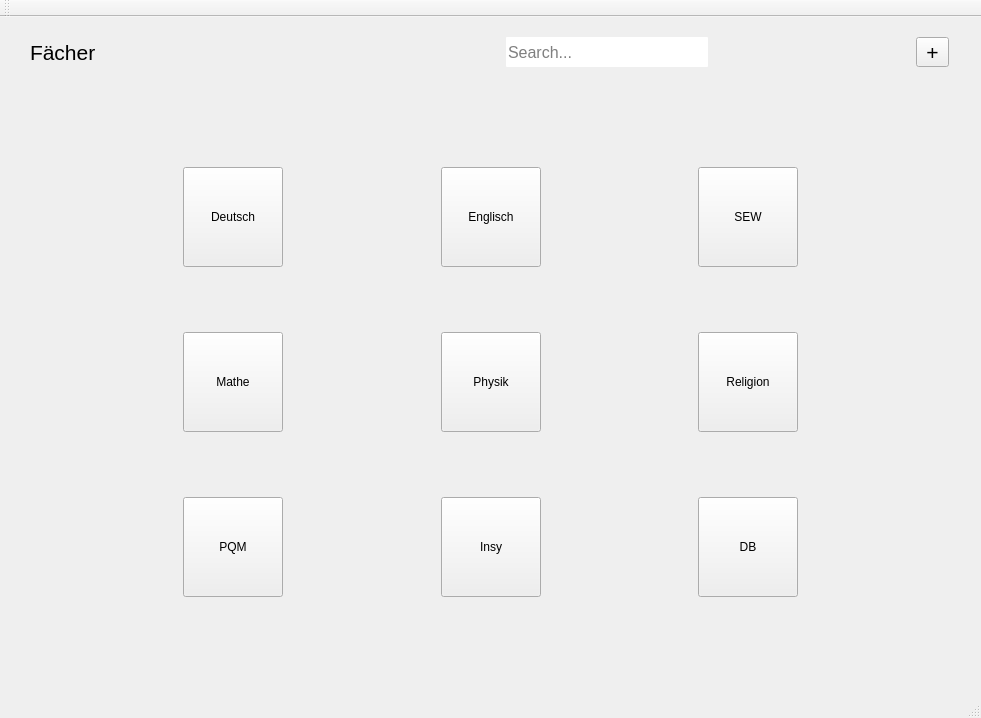
The window that mainwindow.ui (orgnnice/OrgNNice) describes before a commit, drawn with Qt 5.
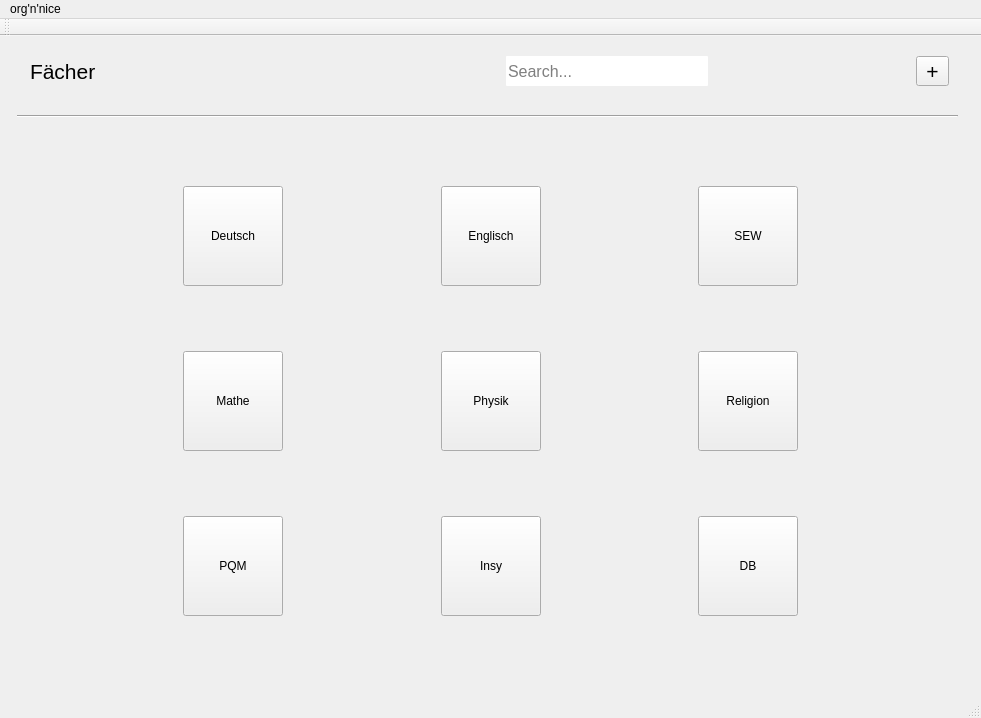
The same window after the commit.

```diff
--- a/mainwindow.ui
+++ b/mainwindow.ui
@@ -488,6 +488,19 @@
      </item>
     </layout>
    </widget>
+   <widget class="Line" name="line">
+    <property name="geometry">
+     <rect>
+      <x>17</x>
+      <y>70</y>
+      <width>941</width>
+      <height>20</height>
+     </rect>
+    </property>
+    <property name="orientation">
+     <enum>Qt::Horizontal</enum>
+    </property>
+   </widget>
   </widget>
   <widget class="QMenuBar" name="menuBar">
    <property name="geometry">
@@ -498,6 +511,12 @@
      <height>21</height>
     </rect>
    </property>
+   <widget class="QMenu" name="menuOrg_n_nice">
+    <property name="title">
+     <string>org'n'nice</string>
+    </property>
+   </widget>
+   <addaction name="menuOrg_n_nice"/>
   </widget>
   <widget class="QToolBar" name="mainToolBar">
    <attribute name="toolBarArea">
```
Left out of the diff: 2 changed lines with no effect on the pictures.
